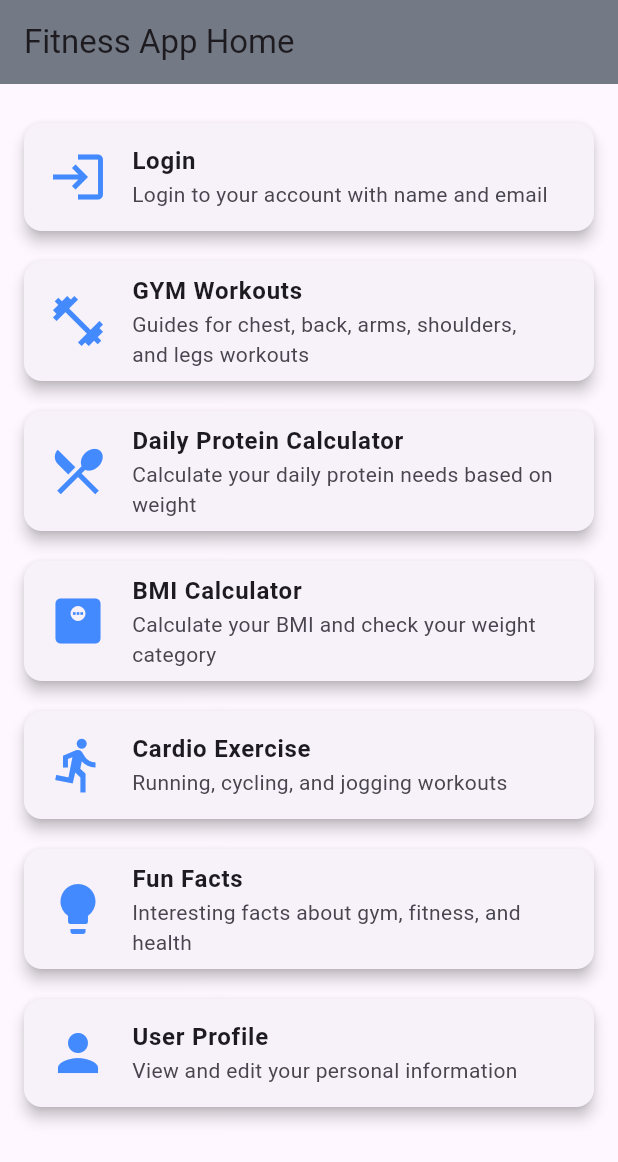
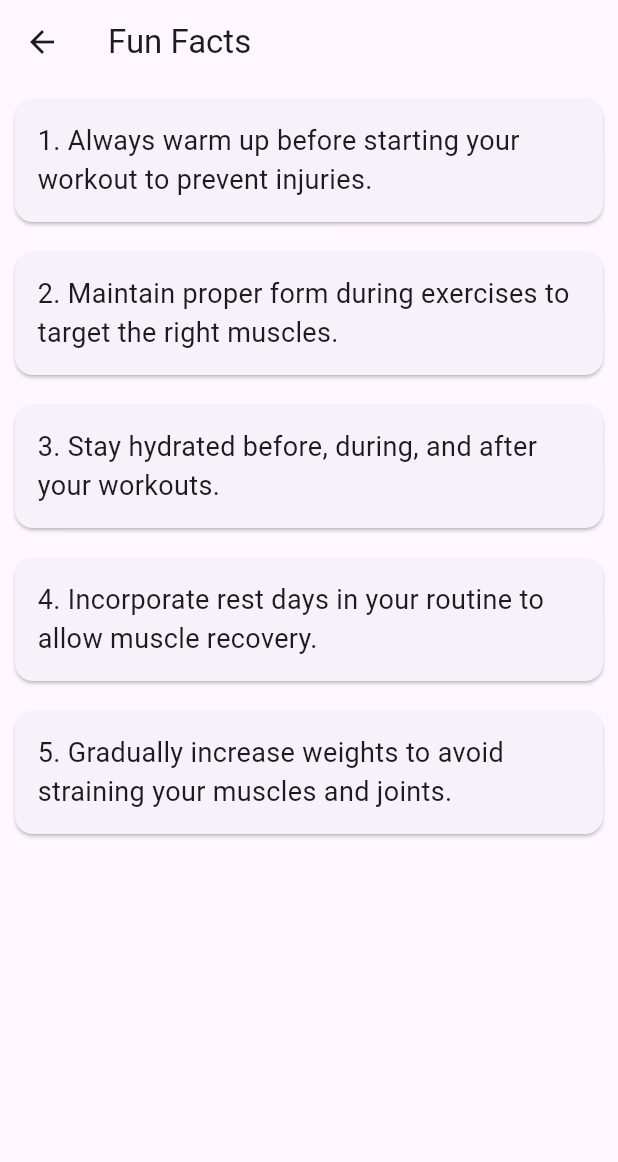
Before and after one commit to FelixJon17/UTS_MOBILEPROGRAMMING_KELOMPOK8, a Flutter app: the screen it shows after launch, after a tap on "Fun Facts", on a phone screen of 412 x 824 dp. Shown: the top 1162 px of the screen. Run offline on Flutter 3.47's test engine with Material 3 defaults, Android fonts, the light colour scheme and no system bars.

Commit message:
fitur fun facts

```diff
--- a/lib/screen/fun_fact_screen.dart
+++ b/lib/screen/fun_fact_screen.dart
@@ -0,0 +1,52 @@
+import 'package:flutter/material.dart';
+
+void main() {
+  runApp(MyApp());
+}
+
+class MyApp extends StatelessWidget {
+  @override
+  Widget build(BuildContext context) {
+    return MaterialApp(
+      title: 'Fitness App',
+      theme: ThemeData(
+        primarySwatch: Colors.blue,
+      ),
+      home: FunFactsScreen(),
+    );
+  }
+}
+
+class FunFactsScreen extends StatelessWidget {
+  final List<String> funFacts = [
+    '1. Always warm up before starting your workout to prevent injuries.',
+    '2. Maintain proper form during exercises to target the right muscles.',
+    '3. Stay hydrated before, during, and after your workouts.',
+    '4. Incorporate rest days in your routine to allow muscle recovery.',
+    '5. Gradually increase weights to avoid straining your muscles and joints.'
+  ];
+
+  @override
+  Widget build(BuildContext context) {
+    return Scaffold(
+      appBar: AppBar(
+        title: Text('Fun Facts'),
+      ),
+      body: ListView.builder(
+        itemCount: funFacts.length,
+        itemBuilder: (context, index) {
+          return Card(
+            margin: EdgeInsets.all(10),
+            child: Padding(
+              padding: EdgeInsets.all(15),
+              child: Text(
+                funFacts[index],
+                style: TextStyle(fontSize: 18),
+              ),
+            ),
+          );
+        },
+      ),
+    );
+  }
+}
--- a/lib/screen/homescreen.dart
+++ b/lib/screen/homescreen.dart
@@ -2,6 +2,7 @@ import 'package:fitnessapp/screen/bmi_index_calculator.dart';
 import 'package:flutter/material.dart';
 import 'protein_calculator_screen.dart';
 import 'gym_workouts.dart';
+import 'fun_fact_screen.dart';
 
 class HomeScreen extends StatelessWidget {
   const HomeScreen({super.key});
@@ -78,9 +79,14 @@ class HomeScreen extends StatelessWidget {
               title: 'Fun Facts',
               description: 'Interesting facts about gym, fitness, and health',
               onTap: () {
-                // Navigate to Fun Facts screen
-              },
-            ),
+                // Navigasi ke halaman Fun Facts
+                Navigator.push(
+                  context,
+                  MaterialPageRoute(builder: (context) => FunFactsScreen()),  // Arahkan ke FunFactsScreen
+              );
+            },
+          ),
+
             HomeFeatureTile(
               icon: Icons.person,
               title: 'User Profile',
```
Also changed, not shown: pubspec.lock.
